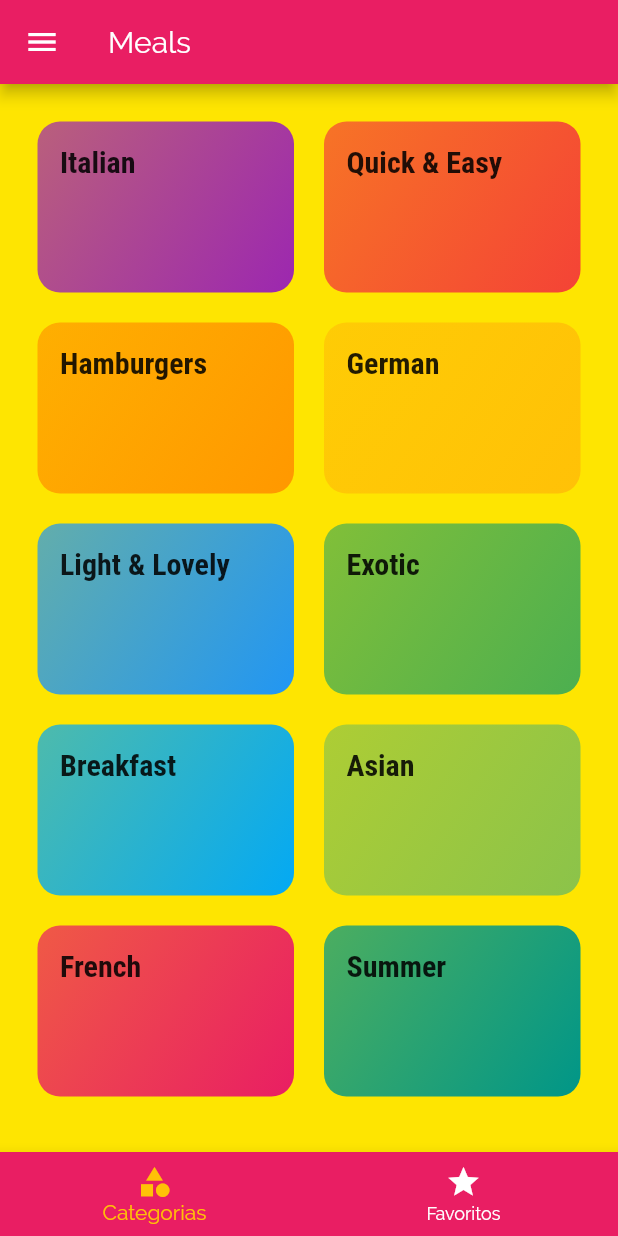
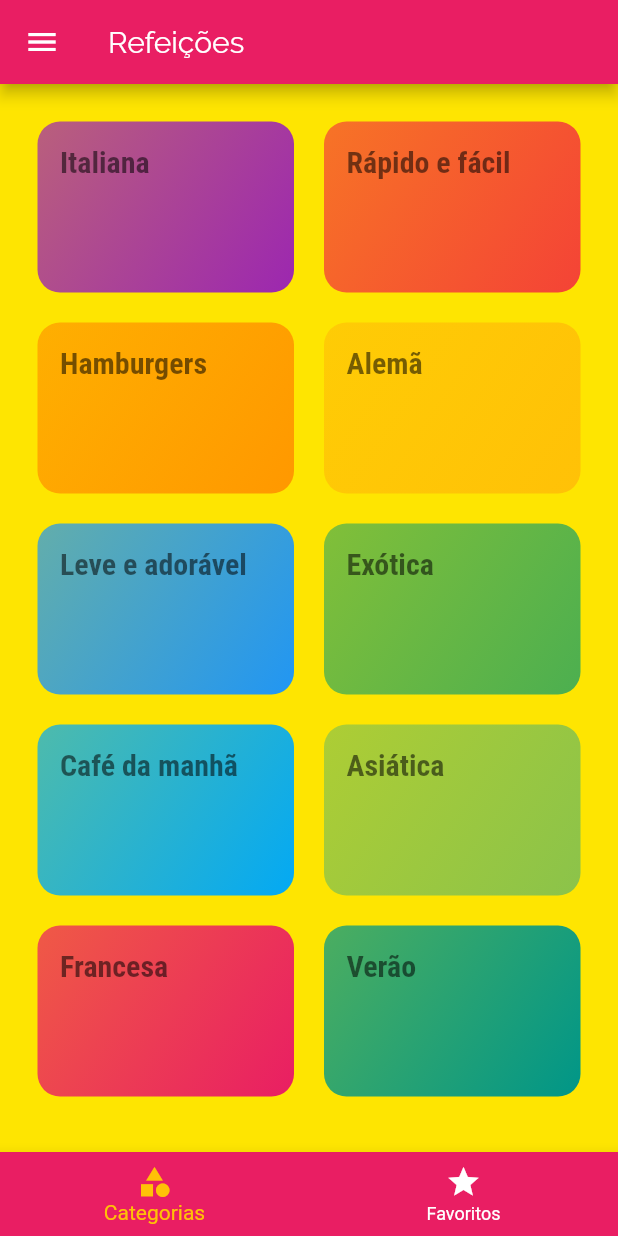
Before and after one commit to FelipeCantalice/flutter-dart-the-complete-guide-curso, a Flutter app: the screen it shows after launch, on a phone screen of 412 x 824 dp. Run offline on Flutter 3.47's test engine with Material 2 defaults, Android fonts, the phone set to English and light mode, and no system bars.

Commit message:
Meals app finalizado

```diff
--- a/meat/lib/main.dart
+++ b/meat/lib/main.dart
@@ -1,15 +1,28 @@
 import 'package:flutter/material.dart';
+import 'package:meet/provider/home_provider.dart';
 import 'package:meet/screen/meal_details_screen.dart';
 import 'package:meet/screen/tabs_screen.dart';
+import 'package:provider/provider.dart';
 import 'screen/categories_meals_screen.dart';
 import 'screen/filtros_screen.dart';
 
 void main() => runApp(MyApp());
 
-class MyApp extends StatelessWidget {
+class MyApp extends StatefulWidget {
+  @override
+  _MyAppState createState() => _MyAppState();
+}
+
+class _MyAppState extends State<MyApp> {
   @override
   Widget build(BuildContext context) {
-    return MaterialApp(
+    return MultiProvider(
+      providers: [
+        ChangeNotifierProvider.value(
+          value: HomeProvider(),
+        ),
+      ],
+      child: MaterialApp(
         title: 'DeliMeals',
         theme: ThemeData(
           primarySwatch: Colors.pink,
@@ -17,10 +30,10 @@ class MyApp extends StatelessWidget {
           canvasColor: Color.fromARGB(255, 254, 229, 1),
           fontFamily: 'Raleway',
           textTheme: ThemeData.light().textTheme.copyWith(
-              body1: TextStyle(
+                bodyText1: TextStyle(
                   color: Color.fromRGBO(20, 51, 51, 1),
                 ),
-              title: TextStyle(
+                headline1: TextStyle(
                   fontSize: 20,
                   fontFamily: 'RobotoCondensed',
                   fontWeight: FontWeight.bold,
@@ -34,6 +47,7 @@ class MyApp extends StatelessWidget {
           MealDetailsScreen.routeName: (ctx) => MealDetailsScreen(),
           FiltrosScreen.routeName: (ctx) => FiltrosScreen(),
         },
+      ),
     );
   }
 }
--- a/meat/lib/models/category_dumy.dart
+++ b/meat/lib/models/category_dumy.dart
@@ -3,15 +3,16 @@ import 'package:flutter/material.dart';
 import 'category.dart';
 import 'meal.dart';
 
+// ignore: non_constant_identifier_names
 final DUMMY_CATEGORIES = [
   Category(
     id: 'c1',
-    title: 'Italian',
+    title: 'Italiana',
     color: Colors.purple,
   ),
   Category(
     id: 'c2',
-    title: 'Quick & Easy',
+    title: 'Rápido e fácil',
     color: Colors.red,
   ),
   Category(
@@ -21,41 +22,42 @@ final DUMMY_CATEGORIES = [
   ),
   Category(
     id: 'c4',
-    title: 'German',
+    title: 'Alemã',
     color: Colors.amber,
   ),
   Category(
     id: 'c5',
-    title: 'Light & Lovely',
+    title: 'Leve e adorável',
     color: Colors.blue,
   ),
   Category(
     id: 'c6',
-    title: 'Exotic',
+    title: 'Exótica',
     color: Colors.green,
   ),
   Category(
     id: 'c7',
-    title: 'Breakfast',
+    title: 'Café da manhã',
     color: Colors.lightBlue,
   ),
   Category(
     id: 'c8',
-    title: 'Asian',
+    title: 'Asiática',
     color: Colors.lightGreen,
   ),
   Category(
     id: 'c9',
-    title: 'French',
+    title: 'Francesa',
     color: Colors.pink,
   ),
   Category(
     id: 'c10',
-    title: 'Summer',
+    title: 'Verão',
     color: Colors.teal,
   ),
 ];
 
+// ignore: non_constant_identifier_names
 final List<Meal> DUMMY_MEALS = [
   Meal(
     id: 'm1',
--- /dev/null
+++ b/meat/lib/presentation/meals_filter_enum.dart
@@ -0,0 +1,6 @@
+enum MealsType {
+  GLUTEN,
+  LACTOSE,
+  VEGAN,
+  VEGETARIAN,
+}
--- a/meat/lib/screen/tabs_screen.dart
+++ b/meat/lib/screen/tabs_screen.dart
@@ -31,7 +31,7 @@ class _TabsWidgetState extends State<TabsWidget> {
       initialIndex: 0,
       child: Scaffold(
         appBar: AppBar(
-          title: Text("Meals"),
+          title: Text("Refeições"),
         ),
         drawer: MainDrawerWidget(),
         body: _pages[_selectedPageIndex],
--- a/meat/lib/widgets/category_item.dart
+++ b/meat/lib/widgets/category_item.dart
@@ -14,10 +14,9 @@ class CategoryItem extends StatelessWidget {
   @override
   Widget build(BuildContext context) {
     void _selectCategory() {
-      print(category.toMap());
       Navigator.of(context).pushNamed(
         CategoryMealsScreen.routeName,
-        arguments: category.toMap(),
+        arguments: category.id,
       );
     }
 
@@ -29,7 +28,7 @@ class CategoryItem extends StatelessWidget {
         padding: const EdgeInsets.all(15),
         child: Text(
           category.title,
-          style: Theme.of(context).textTheme.title,
+          style: Theme.of(context).textTheme.headline1,
         ),
         decoration: BoxDecoration(
           gradient: LinearGradient(
--- a/meat/pubspec.yaml
+++ b/meat/pubspec.yaml
@@ -23,6 +23,7 @@ dependencies:
   # The following adds the Cupertino Icons font to your application.
   # Use with the CupertinoIcons class for iOS style icons.
   cupertino_icons: ^0.1.2
+  provider:
 
 dev_dependencies:
   flutter_test:
```
Also changed, not shown: meat/lib/provider/home_provider.dart (added, +75 -0 lines), meat/lib/screen/categories_meals_screen.dart (+10 -39 lines), meat/lib/screen/favorites_screen.dart (+22 -2 lines), meat/lib/screen/filtros_screen.dart (+25 -24 lines), meat/lib/screen/meal_details_screen.dart (+17 -8 lines), meat/lib/utils/responsive.dart (added, +44 -0 lines). Lines whose indentation alone changed are shown as unchanged.
